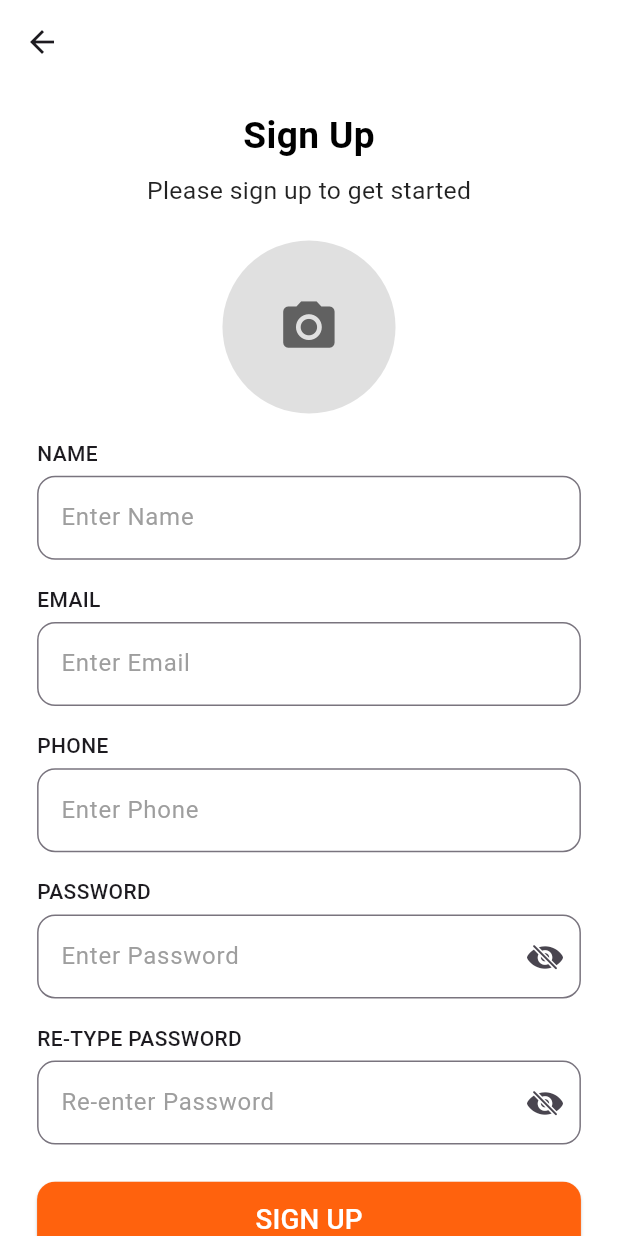
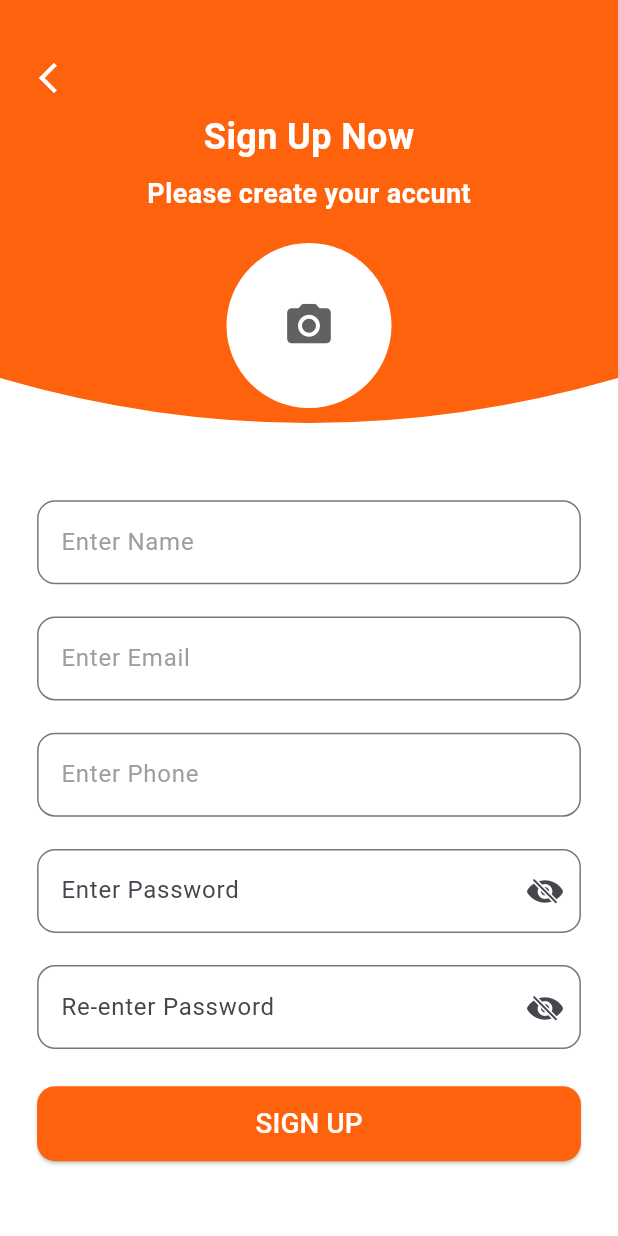
Before and after one commit to Purushottamji/zaykazone_project, a Flutter app: the screen it shows after launch, after a tap on "GET STARTED", after a tap on "Sign Up", on a phone screen of 412 x 824 dp. Run offline on Flutter 3.47's test engine with Material 3 defaults, Android fonts, the phone set to English and light mode, and no system bars; our stand-ins replace carousel_slider, flutter_rating_bar, flutter_screenutil, image_picker, shared_preferences, shimmer and 2 more; accounts and stored records are empty.

Commit message:
i updateed in this app

```diff
--- a/lib/view/screens/login_page/login_screen.dart
+++ b/lib/view/screens/login_page/login_screen.dart
@@ -32,13 +32,28 @@ class _LoginScreenState extends State<LoginScreen> {
                 width: double.infinity,
                 color: Colors.deepOrange,
                 child: Center(
+                  child: Column(
+                    children: [
+                      Padding(
+                        padding: const EdgeInsets.only(top: 80),
                         child: Text(
                           "Welcome Back",
                           style: TextStyle(
                               color: Colors.white,
-                        fontSize: 24.sp,
+                              fontSize: 24,
                               fontWeight: FontWeight.bold
                           ),
+                        ),
+                      ),
+                      Text(
+                        "Login to your account",
+                        style: TextStyle(
+                            color: Colors.white,
+                            fontSize: 18,
+                            fontWeight: FontWeight.bold
+                        ),
+                      ),
+                    ],
                   ),
                 ),
               ),
--- a/lib/view/screens/signup/sign_up_screen.dart
+++ b/lib/view/screens/signup/sign_up_screen.dart
@@ -1,4 +1,4 @@
-import 'dart:io';
+
 import 'package:flutter/cupertino.dart';
 import 'package:flutter/material.dart';
 import 'package:image_picker/image_picker.dart';
@@ -21,32 +21,87 @@ class _SignUpScreenState extends State<SignUpScreen> {
 
     return Scaffold(
       backgroundColor: Colors.white,
-      appBar: AppBar(backgroundColor: Colors.white,),
 
       body: ListView(
         children: [
-          SizedBox(height: h * 0.02),
-          Center(
-            child: Text(
-              "Sign Up",
+          ClipPath(
+            clipper: TopClipPath(),
+            child: Container(
+              width: double.infinity,
+              padding: EdgeInsets.only(top: 40, bottom: 40, left: 20, right: 20),
+              decoration: BoxDecoration(
+                color: Color(0xffFF620D),
+              ),
+
+              child: Column(
+                crossAxisAlignment: CrossAxisAlignment.center,
+                children: [
+
+                  Row(
+                    mainAxisAlignment: MainAxisAlignment.start,
+                    children: [
+                      InkWell(
+                        onTap: () {
+                          Navigator.pop(context);
+                        },
+                        child: Icon(
+                          Icons.arrow_back_ios_new,
+                          color: Colors.white,
+                          size: 24,
+                        ),
+                      )
+                    ],
+                  ),
+
+                  SizedBox(height: 10),
+
+                  Text(
+                    "Sign Up Now",
                     style: TextStyle(
-                fontSize: w * 0.06,
+                      fontSize: 24,
+                      color: Colors.white,
                       fontWeight: FontWeight.bold,
-                color: Colors.black,
+                    ),
+                  ),
+
+                  SizedBox(height: 8),
+
+                  Text(
+                    "Please create your accunt",
+                    style: TextStyle(
+                      fontSize: 18,
+                      color: Colors.white,
+                      fontWeight: FontWeight.bold
+                    ),
+                  ),
+
+                  SizedBox(height: 20),
+
+
+                  InkWell(
+                    onTap: () {
+                      register.pickImage(ImageSource.gallery);
+                    },
+                    child: CircleAvatar(
+                      radius: 55,
+                      backgroundColor: Colors.white,
+                      backgroundImage: register.imageFile != null
+                          ? FileImage(register.imageFile!)
+                          : null,
+                      child: register.imageFile == null
+                          ? Icon(
+                        Icons.camera_alt,
+                        size: 35,
+                        color: Colors.grey.shade700,
+                      )
+                          : null,
+                    ),
+                  ),
+                ],
               ),
             ),
           ),
 
-          SizedBox(height: h * 0.01),
-
-          Center(
-            child: Text(
-              "Please sign up to get started",
-              style: TextStyle(fontSize: w * 0.04, color: Colors.black87),
-            ),
-          ),
-
-          SizedBox(height: h * 0.005),
 
           Form(
             key: register.formKey,
@@ -57,36 +112,7 @@ class _SignUpScreenState extends State<SignUpScreen> {
                 children: [
                   SizedBox(height: h * 0.02),
 
-                  Center(
-                    child: InkWell(
-                      onTap: () {
-                        register.pickImage(ImageSource.gallery);
-                      },
-                      child: CircleAvatar(
-                        radius: w * 0.14,
-                        backgroundColor: Colors.grey.shade300,
-                        backgroundImage:
-                            register.imageFile != null
-                                ? FileImage(register.imageFile!)
-                                : null,
-                        child:
-                            register.imageFile == null
-                                ? Icon(
-                                  Icons.camera_alt,
-                                  size: w * 0.10,
-                                  color: Colors.grey.shade700,
-                                )
-                                : null,
-                      ),
-                    ),
-                  ),
 
-                  SizedBox(height: h * 0.02),
-
-                  Text(
-                    "NAME",
-                    style: TextStyle(fontWeight: FontWeight.w500),
-                  ),
                   SizedBox(height: 5),
                   TextFormField(
                     controller: register.nameController,
@@ -95,10 +121,7 @@ class _SignUpScreenState extends State<SignUpScreen> {
 
                   SizedBox(height: h * 0.02),
 
-                  Text(
-                    "EMAIL",
-                    style: TextStyle(fontWeight: FontWeight.w500),
-                  ),
+
                   SizedBox(height: 5),
                   TextFormField(
                     controller: register.emailController,
@@ -107,10 +130,8 @@ class _SignUpScreenState extends State<SignUpScreen> {
                   ),
 
                   SizedBox(height: h * 0.02),
-                  Text(
-                    "PHONE",
-                    style: TextStyle(fontWeight: FontWeight.w500),
-                  ),
+
+
                   SizedBox(height: 5),
                   TextFormField(
                     controller: register.phoneController,
@@ -120,49 +141,41 @@ class _SignUpScreenState extends State<SignUpScreen> {
 
                   SizedBox(height: h * 0.02),
 
-                  Text(
-                    "PASSWORD",
-                    style: TextStyle(fontWeight: FontWeight.w500),
-                  ),
                   SizedBox(height: 5),
                   TextFormField(
                     controller: register.passwordController,
                     obscureText: register.showPass1,
                     decoration: InputDecoration(
                       hintText: "Enter Password",
-                      hintStyle: TextStyle(color: Colors.grey),
                       border: OutlineInputBorder(
                         borderRadius: BorderRadius.circular(12),
                       ),
-                      focusedBorder: OutlineInputBorder(
-                        borderRadius: BorderRadius.circular(12),
-                        borderSide: BorderSide(color: Colors.black),
+                      suffixIcon: IconButton(
+                        onPressed: register.togglePass1,
+                        icon: register.showPass1
+                            ? Icon(CupertinoIcons.eye_slash_fill)
+                            : Icon(Icons.remove_red_eye),
                       ),
-                      suffixIcon: IconButton(onPressed: register.togglePass1, icon: register.showPass1 ? Icon(CupertinoIcons.eye_slash_fill):Icon(Icons.remove_red_eye))
                     ),
                   ),
 
                   SizedBox(height: h * 0.02),
 
-                  Text(
-                    "RE-TYPE PASSWORD",
-                    style: TextStyle(fontWeight: FontWeight.w500),
-                  ),
                   SizedBox(height: 5),
                   TextFormField(
                     controller: register.cPasswordController,
                     obscureText: register.showPass2,
                     decoration: InputDecoration(
                       hintText: "Re-enter Password",
-                        hintStyle: TextStyle(color: Colors.grey),
                       border: OutlineInputBorder(
                         borderRadius: BorderRadius.circular(12),
                       ),
-                        focusedBorder: OutlineInputBorder(
-                          borderRadius: BorderRadius.circular(12),
-                          borderSide: BorderSide(color: Colors.black),
+                      suffixIcon: IconButton(
+                        onPressed: register.togglePass2,
+                        icon: register.showPass2
+                            ? Icon(CupertinoIcons.eye_slash_fill)
+                            : Icon(Icons.remove_red_eye),
                       ),
-                        suffixIcon: IconButton(onPressed: register.togglePass2, icon: register.showPass2 ? Icon(CupertinoIcons.eye_slash_fill):Icon(Icons.remove_red_eye))
                     ),
                   ),
 
@@ -192,6 +205,7 @@ class _SignUpScreenState extends State<SignUpScreen> {
                       ),
                     ),
                   ),
+
                   SizedBox(height: 20),
                 ],
               ),
@@ -214,3 +228,24 @@ class _SignUpScreenState extends State<SignUpScreen> {
     );
   }
 }
+
+/// ------------------ CUSTOM CLIPPER ------------------
+class TopClipPath extends CustomClipper<Path> {
+  @override
+  Path getClip(Size size) {
+    Path path = Path();
+    path.lineTo(0, size.height - 60);
+
+    path.quadraticBezierTo(
+      size.width / 2, size.height,
+      size.width, size.height - 60,
+    );
+
+    path.lineTo(size.width, 0);
+    path.close();
+    return path;
+  }
+
+  @override
+  bool shouldReclip(covariant CustomClipper<Path> oldClipper) => false;
+}
```
Lines whose indentation alone changed are shown as unchanged.
